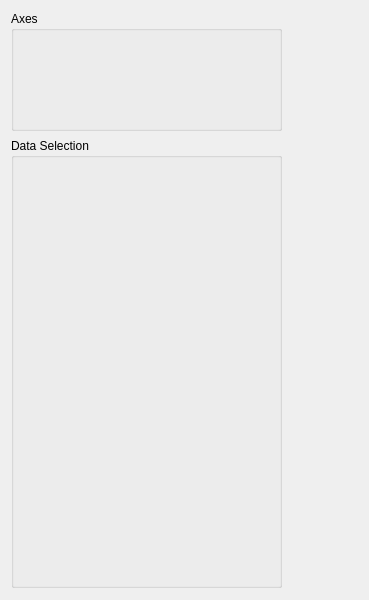
The window that SciDataTool/GUI/WAxisManager/WAxisManager.ui (Eomys/SciDataTool) describes before a commit, drawn with Qt 5.
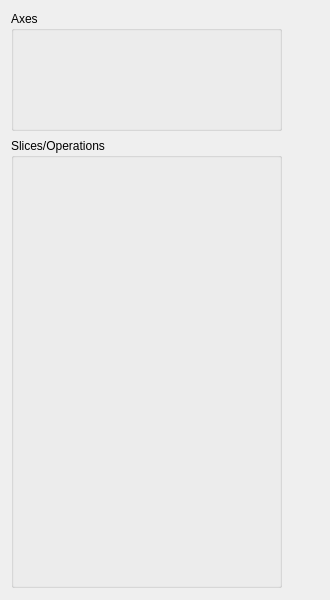
The same window after the commit. Custom widgets are drawn as their Qt base class.

Patch:
```diff
--- a/SciDataTool/GUI/WAxisManager/WAxisManager.ui
+++ b/SciDataTool/GUI/WAxisManager/WAxisManager.ui
@@ -6,7 +6,7 @@
    <rect>
     <x>0</x>
     <y>0</y>
-    <width>369</width>
+    <width>330</width>
     <height>600</height>
    </rect>
   </property>
@@ -41,7 +41,7 @@
     </size>
    </property>
    <property name="title">
-    <string>Data Selection</string>
+    <string>Slices/Operations</string>
    </property>
    <widget class="QWidget" name="verticalLayoutWidget">
     <property name="geometry">
@@ -98,7 +98,7 @@
       <x>10</x>
       <y>20</y>
       <width>251</width>
-      <height>91</height>
+      <height>92</height>
      </rect>
     </property>
     <layout class="QVBoxLayout" name="lay_axes">
```
